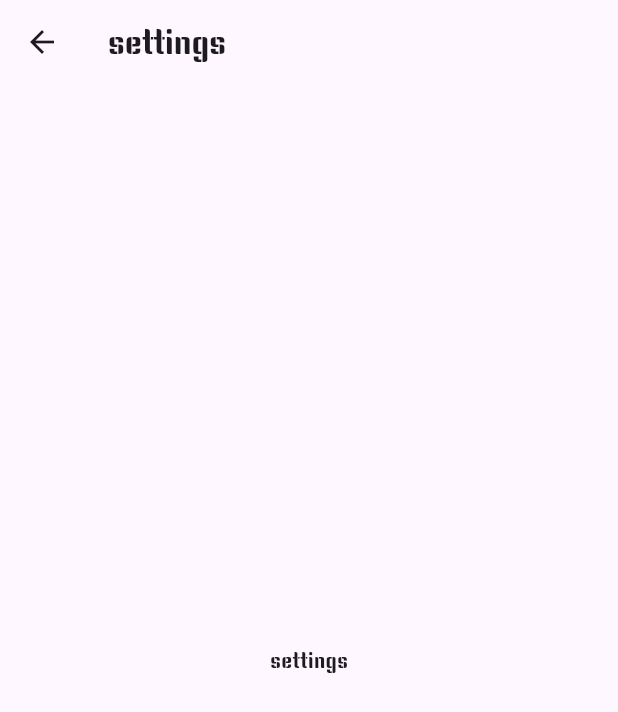
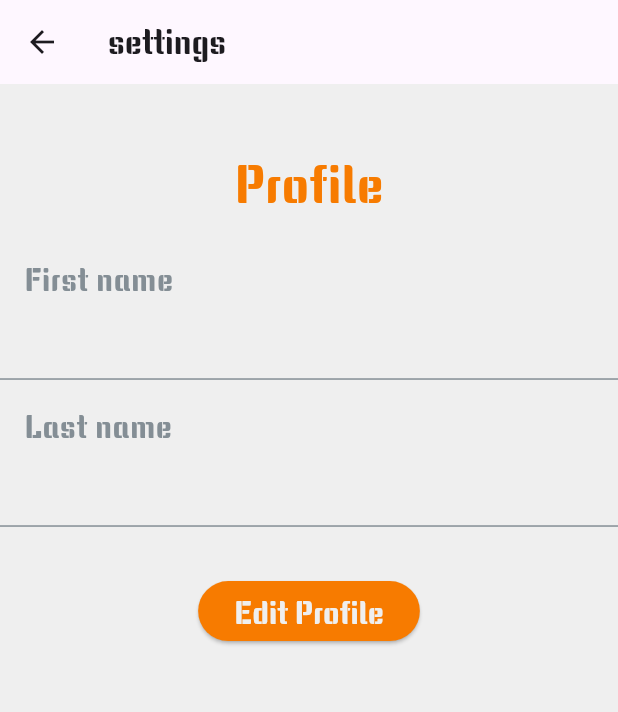
Before and after one commit to Gotcha190/gym_rent, a Flutter app: the HomePage screen opened by its route, after a tap on "Settings", on a phone screen of 412 x 824 dp. Shown: the top 712 px of the screen. Run offline on Flutter 3.47's test engine with Material 3 defaults, Android fonts, the phone set to English and light mode, and no system bars; our stand-ins replace cloud_firestore, firebase_auth, firebase_core, flutter_custom_clippers, flutter_time_picker_spinner, sizer and 1 more; accounts and stored records are empty; generated files the repository leaves out were written again; network calls fail.

Commit message:
Profile Page in settings, user_model, displayName in homepage

```diff
--- /dev/null
+++ b/lib/models/user_model.dart
@@ -0,0 +1,22 @@
+class UserProfile {
+  String firstName;
+  String lastName;
+
+  UserProfile({required this.firstName, required this.lastName});
+
+  // Metoda do konwersji modelu na mapę
+  Map<String, dynamic> toMap() {
+    return {
+      'First name': firstName,
+      'Last name': lastName,
+    };
+  }
+
+  // Metoda do tworzenia modelu z mapy
+  factory UserProfile.fromMap(Map<String, dynamic> map) {
+    return UserProfile(
+      firstName: map['firstName'] ?? '',
+      lastName: map['lastName'] ?? '',
+    );
+  }
+}
--- /dev/null
+++ b/lib/views/authentication/profile.dart
@@ -0,0 +1,196 @@
+import 'package:firebase_auth/firebase_auth.dart';
+import 'package:flutter/material.dart';
+import 'package:gym_rent/constants/color_palette.dart';
+import 'package:cloud_firestore/cloud_firestore.dart';
+import 'package:gym_rent/models/user_model.dart';
+import 'package:gym_rent/services/firebase_auth/firebase_auth_services.dart';
+import 'package:sizer/sizer.dart';
+
+class ProfilePage extends StatefulWidget {
+  // final VoidCallback navigateBack;
+
+  const ProfilePage({Key? key}) : super(key: key);
+
+  @override
+  _ProfilePageState createState() => _ProfilePageState();
+}
+
+class _ProfilePageState extends State<ProfilePage> {
+  final FirebaseAuthServices _auth = FirebaseAuthServices();
+  final List<TextEditingController> _controllers = [];
+  late UserProfile _userProfile;
+  late bool _isLoading = true;
+
+  @override
+  void initState() {
+    super.initState();
+    _loadUserProfile();
+  }
+
+  Future<void> _loadUserProfile() async {
+    try {
+      User? user = FirebaseAuth.instance.currentUser;
+      if (user != null) {
+        // Pobieranie informacji o użytkowniku z bazy danych, na przykład Firestore
+        DocumentSnapshot<Map<String, dynamic>> snapshot =
+            await FirebaseFirestore.instance
+                .collection('users')
+                .doc(user.uid)
+                .get();
+
+        // Tworzenie kontrolerów tekstowych i aktualizacja danych w kontrolerach
+        if (snapshot.exists) {
+          setState(() {
+            _userProfile = UserProfile.fromMap(snapshot.data() ?? {});
+            _controllers.clear();
+            for (var field in _userProfile.toMap().keys) {
+              _controllers.add(TextEditingController(
+                  text: _userProfile.toMap()[field]?.toString() ?? ''));
+            }
+            _isLoading = false;
+          });
+        }
+      }
+    } catch (e) {
+      print("Błąd podczas ładowania profilu: $e");
+    }
+  }
+
+  @override
+  Widget build(BuildContext context) {
+    return Material(
+      color: ColorPalette.primary,
+      child: Column(
+        children: [
+          SizedBox(height: 5.h),
+          Text(
+            "Profile",
+            style: TextStyle(fontSize: 25.sp, color: ColorPalette.highlight),
+          ),
+          SizedBox(height: 2.h),
+          _isLoading ? _buildLoadingIndicator() : _buildProfileInfo(),
+          SizedBox(height: 3.h),
+          ElevatedButton(
+            onPressed: _openEditProfileDialog,
+            style: ButtonStyle(
+              backgroundColor:
+                  MaterialStateProperty.all(ColorPalette.highlight),
+            ),
+            child: Text(
+              "Edit Profile",
+              style: TextStyle(fontSize: 15.sp, color: ColorPalette.primary),
+            ),
+          ),
+        ],
+      ),
+    );
+  }
+
+  Widget _buildProfileInfo() {
+    return SingleChildScrollView(
+      child: Column(
+        children: List.generate(
+          _controllers.length,
+          (index) {
+            return Column(
+              children: [
+                ListTile(
+                  title: Text(
+                    _getFieldName(index +
+                        1), // Możesz dostosować tekst w zależności od danych
+                    style: TextStyle(
+                        fontSize: 15.sp, color: ColorPalette.secondary),
+                  ),
+                  subtitle: Text(
+                    _controllers[index].text,
+                    style: TextStyle(
+                        fontSize: 18.sp, color: ColorPalette.highlight),
+                  ),
+                  // tileColor: ColorPalette.secondary,
+                ),
+                const Divider(
+                  color: ColorPalette.secondary,
+                  thickness: 1.0,
+                ),
+              ],
+            );
+          },
+        ),
+      ),
+    );
+  }
+
+  Widget _buildLoadingIndicator() {
+    return const Expanded(
+      child: Center(
+        child: CircularProgressIndicator(),
+      ),
+    );
+  }
+
+  void _openEditProfileDialog() {
+    showDialog(
+      context: context,
+      builder: (context) {
+        return AlertDialog(
+          title: const Text("Edit Profile"),
+          content: Column(
+            mainAxisSize: MainAxisSize.min,
+            children: List.generate(
+              _controllers.length,
+              (index) {
+                return TextField(
+                  controller: _controllers[index],
+                  decoration:
+                      InputDecoration(labelText: _getFieldName(index + 1)),
+                );
+              },
+            ),
+          ),
+          actions: [
+            ElevatedButton(
+              onPressed: () {
+                _updateProfile();
+                Navigator.pop(context);
+              },
+              child: const Text("Save"),
+            ),
+            ElevatedButton(
+              onPressed: () => Navigator.pop(context),
+              child: const Text("Cancel"),
+            ),
+          ],
+        );
+      },
+    );
+  }
+
+  void _updateProfile() async {
+    try {
+      User? user = FirebaseAuth.instance.currentUser;
+      if (user != null) {
+        // Aktualizacja danych w bazie danych, na przykład Firestore
+        Map<String, dynamic> updatedData = _userProfile.toMap();
+        for (int i = 0; i < _controllers.length; i++) {
+          updatedData[updatedData.keys.elementAt(i)] = _controllers[i].text;
+        }
+
+        await FirebaseFirestore.instance
+            .collection('users')
+            .doc(user.uid)
+            .update(updatedData);
+        await user.updateDisplayName(_userProfile.firstName);
+
+        // Ponowne wczytanie profilu po aktualizacji
+        await _loadUserProfile();
+      }
+    } catch (e) {
+      print("Błąd podczas aktualizacji profilu: $e");
+    }
+  }
+
+  String _getFieldName(int index) {
+    print(_userProfile.toMap().keys.elementAt(index - 1));
+    return _userProfile.toMap().keys.elementAt(index - 1);
+  }
+}
--- a/lib/views/homepage.dart
+++ b/lib/views/homepage.dart
@@ -1,3 +1,4 @@
+import 'package:firebase_auth/firebase_auth.dart';
 import 'package:flutter/material.dart';
 import 'package:flutter_custom_clippers/flutter_custom_clippers.dart';
 import 'package:sizer/sizer.dart';
@@ -80,10 +81,10 @@ class HomePage extends StatelessWidget {
                               fontSize: 25.sp,
                               fontFamily: 'KeaniaOne',
                             ),
-                            children: const [
+                            children: [
                               TextSpan(
-                                text: 'Username', // TODO: Add user name to homepage from Firebase
-                                style: TextStyle(
+                                text: FirebaseAuth.instance.currentUser?.displayName ?? 'Username',
+                                style: const TextStyle(
                                   color: ColorPalette.highlight,
                                   fontWeight: FontWeight.bold,
                                 ),
--- a/lib/views/settings.dart
+++ b/lib/views/settings.dart
@@ -1,4 +1,6 @@
+import 'package:firebase_auth/firebase_auth.dart';
 import 'package:flutter/material.dart';
+import 'package:gym_rent/views/authentication/profile.dart';
 
 class Settings extends StatelessWidget {
   const Settings({super.key});
@@ -6,14 +8,16 @@ class Settings extends StatelessWidget {
   @override
   Widget build(BuildContext context) {
     final String receivedText = ModalRoute.of(context)!.settings.arguments as String;
-    final String text = receivedText.substring(1);
+    final String title = receivedText.substring(1);
 
     return Scaffold(
       appBar: AppBar(
-        title: Text(text),
+        title: Text(title),
       ),
-      body: Center(
-        child: Text(text),
+      body: const Column(
+        children: [
+          Expanded(child: ProfilePage()),
+        ],
       ),
     );
   }
```
Also changed, not shown: lib/services/firebase_auth/firebase_auth_services.dart (+43 -6 lines), lib/views/authentication/sign_up_page.dart (+48 -22 lines).
